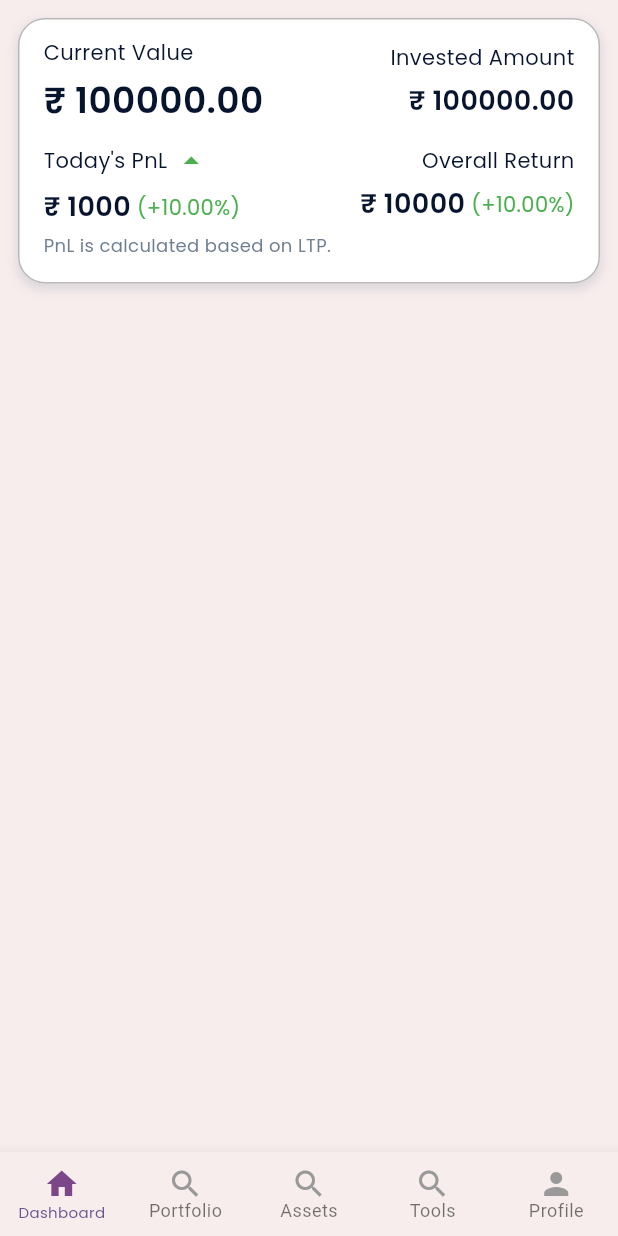
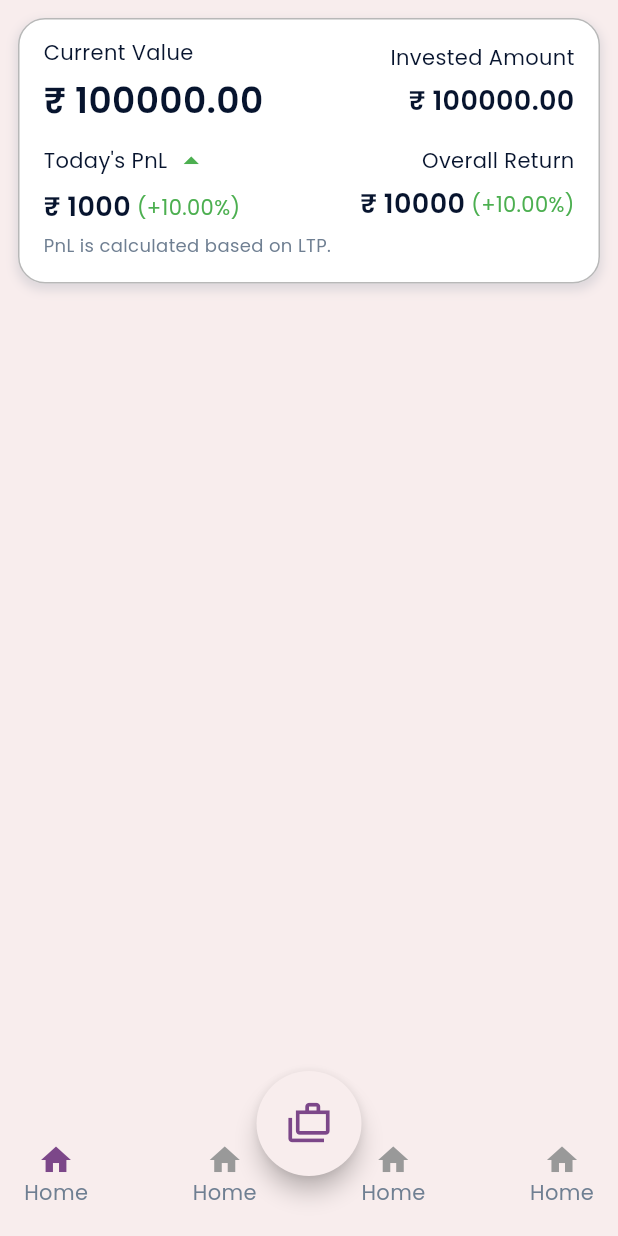
Before and after one commit to chiragsahu/portfolio_plus, a Flutter app: the screen it shows after launch, on a phone screen of 412 x 824 dp. Run offline on Flutter 3.47's test engine with Material 3 defaults, Android fonts, the phone set to English and light mode, and no system bars; our stand-ins replace flutter_riverpod, google_fonts, nb_utils, riverpod_annotation; generated files the repository leaves out were written again.

Commit message:
android files upgrade

```diff
--- a/lib/modules/homepage/provider/bottomnav_ctrl.dart
+++ b/lib/modules/homepage/provider/bottomnav_ctrl.dart
@@ -5,13 +5,12 @@ part 'bottomnav_ctrl.g.dart';
 @riverpod
 class BottomNavState extends _$BottomNavState {
   void updateBottomBar(PageModel pageModel) {
-    print('updateBottomBar: ${pageModel.page}');
     state = pageModel;
   }
 
   @override
   PageModel build() {
-    return const PageModel(NavigationBarEvent.HOME, 0);
+    return const PageModel(NavigationBarEvent.home, 0);
   }
 }
 
@@ -21,4 +20,4 @@ class PageModel {
   final int index;
 }
 
-enum NavigationBarEvent { HOME, SEARCH, SETTINGS }
+enum NavigationBarEvent { home, portfolio, tools, profile, assets }
--- a/lib/modules/homepage/view/home_page_screen.dart
+++ b/lib/modules/homepage/view/home_page_screen.dart
@@ -8,29 +8,49 @@ import '../../portfolio/view/portfolio_view.dart';
 import '../../profile/view/profile_screen.dart';
 import '../provider/bottomnav_ctrl.dart';
 
+class CustomBottomNavBarItem extends StatelessWidget {
+  final IconData icon;
+  final bool isSelected;
+  final String label;
+  const CustomBottomNavBarItem(
+      {super.key, required this.icon, required this.label, this.isSelected = false});
+
+  @override
+  Widget build(BuildContext context) {
+    return Column(
+      children: <Widget>[
+        Icon(
+          icon,
+          color: isSelected ? AppColors.primaryColor : AppColors.grey2,
+        ),
+        Text(
+          label,
+          style: Ts.regular14(AppColors.grey),
+        ),
+      ],
+    );
+  }
+}
+
 class HomePageScreen extends ConsumerWidget {
   const HomePageScreen({super.key});
 
   final bottomNavigationBarItems = const [
     BottomNavigationBarItem(
       icon: Icon(Icons.home),
-      label: 'Dashboard',
+      label: '',
     ),
     BottomNavigationBarItem(
       icon: Icon(Icons.search),
-      label: 'Portfolio',
+      label: '',
     ),
     BottomNavigationBarItem(
       icon: Icon(Icons.search),
-      label: 'Assets',
-    ),
-    BottomNavigationBarItem(
-      icon: Icon(Icons.search),
-      label: 'Tools',
+      label: '',
     ),
     BottomNavigationBarItem(
       icon: Icon(Icons.person),
-      label: 'Profile',
+      label: '',
     ),
   ];
 
@@ -39,33 +59,76 @@ class HomePageScreen extends ConsumerWidget {
     PortfolioScreen(),
     ProfileScreen(),
     ProfileScreen(),
-    ProfileScreen(),
   ];
 
   @override
   Widget build(BuildContext context, WidgetRef ref) {
     final bottomNavProvider = ref.watch(bottomNavStateProvider);
+    final isAssetSelected = bottomNavProvider.index == 5;
+
     return SafeArea(
       child: Scaffold(
         backgroundColor: AppColors.primaryWhite,
-        bottomNavigationBar: BottomNavigationBar(
-          type: BottomNavigationBarType.fixed,
-          backgroundColor: AppColors.primaryWhite,
-          unselectedIconTheme: const IconThemeData(color: AppColors.grey2),
-          unselectedLabelStyle: const TextStyle(color: AppColors.green),
-          selectedIconTheme: const IconThemeData(color: AppColors.primaryColor),
-          selectedLabelStyle: Ts.regular10(AppColors.black),
-          showSelectedLabels: true,
-          items: bottomNavigationBarItems,
-          onTap: (index) {
-            print('index: $index');
-            ref.read(bottomNavStateProvider.notifier).updateBottomBar(
-                PageModel(NavigationBarEvent.values[index], index));
-          },
-          currentIndex: bottomNavProvider.index,
+        bottomNavigationBar: BottomAppBar(
+          height: 75,
+          shape: const CircularNotchedRectangle(),
+          notchMargin: 15,
+          color: AppColors.primaryWhite,
+          clipBehavior: Clip.antiAlias,
+          // child: SizedBox(
+          //   height: 50,
+          //   child: BottomNavigationBar(
+          //     type: BottomNavigationBarType.fixed,
+          //     backgroundColor: AppColors.primaryWhite,
+          //     unselectedIconTheme: const IconThemeData(color: AppColors.grey2),
+          //     selectedIconTheme: isAssetSelected
+          //         ? const IconThemeData(color: AppColors.grey2)
+          //         : const IconThemeData(color: AppColors.primaryColor),
+          //     showSelectedLabels: true,
+          //     items: bottomNavigationBarItems,
+          //     onTap: (index) {
+          //       ref.read(bottomNavStateProvider.notifier).updateBottomBar(
+          //           PageModel(NavigationBarEvent.values[index], index));
+          //     },
+          //     currentIndex: isAssetSelected ? 0 : bottomNavProvider.index,
+          //   ),
+          // ),
+          child: Row(
+            mainAxisAlignment: MainAxisAlignment.spaceBetween,
+            mainAxisSize: MainAxisSize.max,
+            children: [
+             const CustomBottomNavBarItem(icon: Icons.home, label: 'Home', isSelected: true),
+             const CustomBottomNavBarItem(icon: Icons.home, label: 'Home', isSelected: false),
+             const CustomBottomNavBarItem(icon: Icons.home, label: 'Home', isSelected: false),
+             const CustomBottomNavBarItem(icon: Icons.home, label: 'Home', isSelected: false),
+            ],
+          ),
+        ),
+        extendBody: true,
+        floatingActionButtonLocation: FloatingActionButtonLocation.centerDocked,
+        floatingActionButton: Transform.scale(
+          scale: 1.25,
+          child: FloatingActionButton(
+            shape: const CircleBorder(),
+            onPressed: () {
+              ref.read(bottomNavStateProvider.notifier).updateBottomBar(
+                  const PageModel(NavigationBarEvent.assets, 5));
+            },
+            backgroundColor: isAssetSelected
+                ? AppColors.primaryColor
+                : AppColors.primaryWhite,
+            child: Icon(
+              Icons.cases_outlined,
+              color: isAssetSelected
+                  ? AppColors.primaryWhite
+                  : AppColors.primaryColor,
+            ),
+          ),
         ),
         body: Center(
-          child: pages[bottomNavProvider.index],
+          child: isAssetSelected
+              ? const PortfolioScreen()
+              : pages[bottomNavProvider.index],
         ),
       ),
     );
--- a/pubspec.yaml
+++ b/pubspec.yaml
@@ -10,6 +10,7 @@ publish_to: 'none' # Remove this line if you wish to publish to pub.dev
 # Both the version and the builder number may be overridden in flutter
 # build by specifying --build-name and --build-number, respectively.
 # In Android, build-name is used as versionName while build-number used as versionCode.
+# Read more about Android versioning at https://developer.android.com/studio/publish/versioning
 # Read more about Android versioning at https://developer.android.com/studio/publish/versioning
 # In iOS, build-name is used as CFBundleShortVersionString while build-number is used as CFBundleVersion.
 # Read more about iOS versioning at
@@ -49,11 +50,11 @@ dev_dependencies:
   # activated in the `analysis_options.yaml` file located at the root of your
   # package. See that file for information about deactivating specific lint
   # rules and activating additional ones.
-  flutter_lints: ^3.0.0
+  flutter_lints: ^5.0.0
   build_runner: ^2.4.9
   riverpod_generator: ^2.4.0
   riverpod_lint: ^2.3.10
-  custom_lint: ^0.6.4
+  custom_lint: ^0.7.0
 
 # For information on the generic Dart part of this file, see the
 # following page: https://dart.dev/tools/pub/pubspec
```
Also changed, not shown: pubspec.lock, 5 other files.
